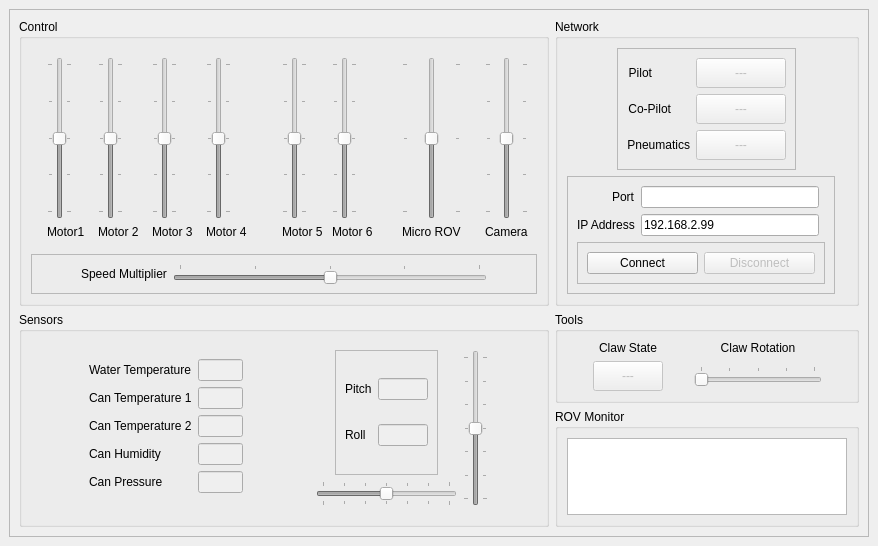
Above: copilot_terminal/gui/qt/terminal_window.ui from ShaneTWilliams/husky-rov before the change. Below: the same form after it.
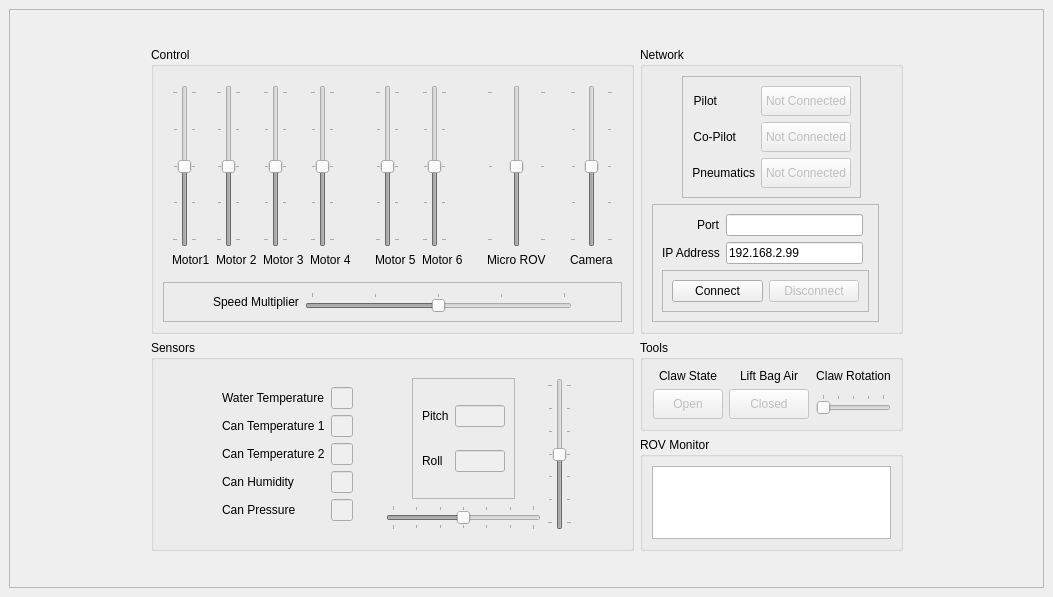
That is the form after the change. Icons and pictures are not drawn.

Diff of the .ui file:
```diff
--- a/copilot_terminal/gui/qt/terminal_window.ui
+++ b/copilot_terminal/gui/qt/terminal_window.ui
@@ -9,8 +9,8 @@
    <rect>
     <x>0</x>
     <y>0</y>
-    <width>878</width>
-    <height>546</height>
+    <width>1053</width>
+    <height>597</height>
    </rect>
   </property>
   <property name="windowTitle">
@@ -39,221 +39,8 @@
       <property name="frameShadow">
        <enum>QFrame::Raised</enum>
       </property>
-      <layout class="QGridLayout" name="gridLayout_2" rowstretch="3,0,2" columnstretch="2,0">
-       <item row="0" column="1">
-        <widget class="QGroupBox" name="groupBox_4">
-         <property name="title">
-          <string>Network</string>
-         </property>
-         <layout class="QGridLayout" name="gridLayout_7" columnstretch="1,0,0">
-          <item row="1" column="0" colspan="3" alignment="Qt::AlignHCenter">
-           <widget class="QFrame" name="frame_3">
-            <property name="frameShape">
-             <enum>QFrame::StyledPanel</enum>
-            </property>
-            <property name="frameShadow">
-             <enum>QFrame::Raised</enum>
-            </property>
-            <layout class="QGridLayout" name="gridLayout_9">
-             <item row="1" column="0" alignment="Qt::AlignLeft">
-              <widget class="QLabel" name="label_11">
-               <property name="layoutDirection">
-                <enum>Qt::LeftToRight</enum>
-               </property>
-               <property name="text">
-                <string>Co-Pilot</string>
-               </property>
-               <property name="alignment">
-                <set>Qt::AlignRight|Qt::AlignTrailing|Qt::AlignVCenter</set>
-               </property>
-              </widget>
-             </item>
-             <item row="1" column="1">
-              <widget class="QPushButton" name="copilotStatus">
-               <property name="enabled">
-                <bool>false</bool>
-               </property>
-               <property name="minimumSize">
-                <size>
-                 <width>90</width>
-                 <height>30</height>
-                </size>
-               </property>
-               <property name="focusPolicy">
-                <enum>Qt::NoFocus</enum>
-               </property>
-               <property name="styleSheet">
-                <string notr="true"/>
-               </property>
-               <property name="text">
-                <string>---</string>
-               </property>
-              </widget>
-             </item>
-             <item row="2" column="0">
-              <widget class="QLabel" name="label_12">
-               <property name="layoutDirection">
-                <enum>Qt::LeftToRight</enum>
-               </property>
-               <property name="text">
-                <string>Pneumatics</string>
-               </property>
-               <property name="alignment">
-                <set>Qt::AlignRight|Qt::AlignTrailing|Qt::AlignVCenter</set>
-               </property>
-              </widget>
-             </item>
-             <item row="0" column="0" alignment="Qt::AlignLeft">
-              <widget class="QLabel" name="label_10">
-               <property name="layoutDirection">
-                <enum>Qt::LeftToRight</enum>
-               </property>
-               <property name="text">
-                <string>Pilot</string>
-               </property>
-               <property name="alignment">
-                <set>Qt::AlignRight|Qt::AlignTrailing|Qt::AlignVCenter</set>
-               </property>
-              </widget>
-             </item>
-             <item row="0" column="1">
-              <widget class="QPushButton" name="pilotStatus">
-               <property name="enabled">
-                <bool>false</bool>
-               </property>
-               <property name="minimumSize">
-                <size>
-                 <width>90</width>
-                 <height>30</height>
-                </size>
-               </property>
-               <property name="focusPolicy">
-                <enum>Qt::NoFocus</enum>
-               </property>
-               <property name="styleSheet">
-                <string notr="true"/>
-               </property>
-               <property name="text">
-                <string>---</string>
-               </property>
-              </widget>
-             </item>
-             <item row="2" column="1">
-              <widget class="QPushButton" name="pneumaticsStatus">
-               <property name="enabled">
-                <bool>false</bool>
-               </property>
-               <property name="minimumSize">
-                <size>
-                 <width>90</width>
-                 <height>30</height>
-                </size>
-               </property>
-               <property name="focusPolicy">
-                <enum>Qt::NoFocus</enum>
-               </property>
-               <property name="styleSheet">
-                <string notr="true"/>
-               </property>
-               <property name="text">
-                <string>---</string>
-               </property>
-              </widget>
-             </item>
-            </layout>
-           </widget>
-          </item>
-          <item row="2" column="0">
-           <widget class="QFrame" name="frame_2">
-            <property name="frameShape">
-             <enum>QFrame::StyledPanel</enum>
-            </property>
-            <property name="frameShadow">
-             <enum>QFrame::Raised</enum>
-            </property>
-            <layout class="QGridLayout" name="gridLayout_8">
-             <item row="4" column="0" colspan="3">
-              <widget class="QFrame" name="frame_5">
-               <property name="layoutDirection">
-                <enum>Qt::LeftToRight</enum>
-               </property>
-               <property name="frameShape">
-                <enum>QFrame::StyledPanel</enum>
-               </property>
-               <property name="frameShadow">
-                <enum>QFrame::Raised</enum>
-               </property>
-               <layout class="QGridLayout" name="gridLayout_17">
-                <item row="0" column="0">
-                 <widget class="QPushButton" name="connectButton">
-                  <property name="focusPolicy">
-                   <enum>Qt::NoFocus</enum>
-                  </property>
-                  <property name="text">
-                   <string>Connect</string>
-                  </property>
-                 </widget>
-                </item>
-                <item row="0" column="1">
-                 <widget class="QPushButton" name="disconnectButton">
-                  <property name="enabled">
-                   <bool>false</bool>
-                  </property>
-                  <property name="focusPolicy">
-                   <enum>Qt::NoFocus</enum>
-                  </property>
-                  <property name="text">
-                   <string>Disconnect</string>
-                  </property>
-                 </widget>
-                </item>
-               </layout>
-              </widget>
-             </item>
-             <item row="0" column="0" alignment="Qt::AlignRight">
-              <widget class="QLabel" name="label_8">
-               <property name="text">
-                <string>Port</string>
-               </property>
-              </widget>
-             </item>
-             <item row="1" column="1">
-              <widget class="QLineEdit" name="ipLineEdit">
-               <property name="enabled">
-                <bool>true</bool>
-               </property>
-               <property name="focusPolicy">
-                <enum>Qt::ClickFocus</enum>
-               </property>
-               <property name="text">
-                <string>192.168.2.99</string>
-               </property>
-               <property name="placeholderText">
-                <string comment="12345" extracomment="gdgdrg"/>
-               </property>
-              </widget>
-             </item>
-             <item row="1" column="0">
-              <widget class="QLabel" name="label_9">
-               <property name="text">
-                <string>IP Address</string>
-               </property>
-              </widget>
-             </item>
-             <item row="0" column="1">
-              <widget class="QLineEdit" name="portLineEdit">
-               <property name="focusPolicy">
-                <enum>Qt::ClickFocus</enum>
-               </property>
-              </widget>
-             </item>
-            </layout>
-           </widget>
-          </item>
-         </layout>
-        </widget>
-       </item>
-       <item row="0" column="0">
+      <layout class="QGridLayout" name="gridLayout_2" rowstretch="2,3,1,4,2" columnstretch="1,3,2,1">
+       <item row="1" column="1">
         <widget class="QGroupBox" name="motorFrame">
          <property name="title">
           <string>Control</string>
@@ -729,30 +516,14 @@
          </layout>
         </widget>
        </item>
-       <item row="2" column="1">
-        <widget class="QGroupBox" name="groupBox">
-         <property name="title">
-          <string>ROV Monitor</string>
-         </property>
-         <layout class="QGridLayout" name="gridLayout_16">
-          <item row="0" column="0">
-           <widget class="QTextBrowser" name="textBrowser">
-            <property name="focusPolicy">
-             <enum>Qt::NoFocus</enum>
-            </property>
-           </widget>
-          </item>
-         </layout>
-        </widget>
-       </item>
-       <item row="1" column="0" rowspan="2">
+       <item row="2" column="1" rowspan="2">
         <widget class="QGroupBox" name="groupBox_3">
          <property name="title">
           <string>Sensors</string>
          </property>
-         <layout class="QGridLayout" name="gridLayout_10" columnstretch="0,3,0,3,0">
-          <item row="0" column="2">
-           <spacer name="horizontalSpacer_2">
+         <layout class="QGridLayout" name="gridLayout_10" columnstretch="1,2,5,1">
+          <item row="0" column="0">
+           <spacer name="horizontalSpacer_3">
             <property name="orientation">
              <enum>Qt::Horizontal</enum>
             </property>
@@ -764,7 +535,7 @@
             </property>
            </spacer>
           </item>
-          <item row="0" column="4">
+          <item row="0" column="3">
            <spacer name="horizontalSpacer">
             <property name="orientation">
              <enum>Qt::Horizontal</enum>
@@ -777,6 +548,141 @@
             </property>
            </spacer>
           </item>
+          <item row="0" column="2">
+           <widget class="QFrame" name="frame_4">
+            <property name="layoutDirection">
+             <enum>Qt::LeftToRight</enum>
+            </property>
+            <layout class="QGridLayout" name="gridLayout_11">
+             <item row="1" column="0">
+              <widget class="QSlider" name="rollSlider">
+               <property name="enabled">
+                <bool>false</bool>
+               </property>
+               <property name="focusPolicy">
+                <enum>Qt::NoFocus</enum>
+               </property>
+               <property name="styleSheet">
+                <string notr="true"/>
+               </property>
+               <property name="minimum">
+                <number>-45</number>
+               </property>
+               <property name="maximum">
+                <number>45</number>
+               </property>
+               <property name="singleStep">
+                <number>1</number>
+               </property>
+               <property name="value">
+                <number>0</number>
+               </property>
+               <property name="orientation">
+                <enum>Qt::Horizontal</enum>
+               </property>
+               <property name="tickPosition">
+                <enum>QSlider::TicksBothSides</enum>
+               </property>
+               <property name="tickInterval">
+                <number>15</number>
+               </property>
+              </widget>
+             </item>
+             <item row="0" column="1" rowspan="2">
+              <widget class="QSlider" name="pitchSlider">
+               <property name="enabled">
+                <bool>false</bool>
+               </property>
+               <property name="focusPolicy">
+                <enum>Qt::NoFocus</enum>
+               </property>
+               <property name="layoutDirection">
+                <enum>Qt::LeftToRight</enum>
+               </property>
+               <property name="styleSheet">
+                <string notr="true"/>
+               </property>
+               <property name="minimum">
+                <number>-45</number>
+               </property>
+               <property name="maximum">
+                <number>45</number>
+               </property>
+               <property name="value">
+                <number>0</number>
+               </property>
+               <property name="orientation">
+                <enum>Qt::Vertical</enum>
+               </property>
+               <property name="tickPosition">
+                <enum>QSlider::TicksBothSides</enum>
+               </property>
+               <property name="tickInterval">
+                <number>15</number>
+               </property>
+              </widget>
+             </item>
+             <item row="0" column="0" alignment="Qt::AlignHCenter">
+              <widget class="QFrame" name="frame_7">
+               <property name="frameShape">
+                <enum>QFrame::StyledPanel</enum>
+               </property>
+               <property name="frameShadow">
+                <enum>QFrame::Raised</enum>
+               </property>
+               <layout class="QGridLayout" name="gridLayout_13">
+                <item row="0" column="0">
+                 <widget class="QLabel" name="label_18">
+                  <property name="text">
+                   <string>Pitch</string>
+                  </property>
+                 </widget>
+                </item>
+                <item row="0" column="1">
+                 <widget class="QLineEdit" name="pitchValue">
+                  <property name="enabled">
+                   <bool>false</bool>
+                  </property>
+                  <property name="maximumSize">
+                   <size>
+                    <width>50</width>
+                    <height>16777215</height>
+                   </size>
+                  </property>
+                  <property name="focusPolicy">
+                   <enum>Qt::NoFocus</enum>
+                  </property>
+                 </widget>
+                </item>
+                <item row="1" column="0">
+                 <widget class="QLabel" name="label_19">
+                  <property name="text">
+                   <string>Roll</string>
+                  </property>
+                 </widget>
+                </item>
+                <item row="1" column="1">
+                 <widget class="QLineEdit" name="rollValue">
+                  <property name="enabled">
+                   <bool>false</bool>
+                  </property>
+                  <property name="maximumSize">
+                   <size>
+                    <width>50</width>
+                    <height>16777215</height>
+                   </size>
+                  </property>
+                  <property name="focusPolicy">
+                   <enum>Qt::NoFocus</enum>
+                  </property>
+                 </widget>
+                </item>
+               </layout>
+              </widget>
+             </item>
+            </layout>
+           </widget>
+          </item>
           <item row="0" column="1">
            <widget class="QFrame" name="frame_4">
             <layout class="QGridLayout" name="gridLayout_15">
@@ -934,167 +840,38 @@
             </layout>
            </widget>
           </item>
-          <item row="0" column="3">
-           <widget class="QFrame" name="frame_4">
-            <property name="layoutDirection">
-             <enum>Qt::LeftToRight</enum>
-            </property>
-            <layout class="QGridLayout" name="gridLayout_11">
-             <item row="1" column="0">
-              <widget class="QSlider" name="rollSlider">
-               <property name="enabled">
-                <bool>false</bool>
-               </property>
-               <property name="focusPolicy">
-                <enum>Qt::NoFocus</enum>
-               </property>
-               <property name="styleSheet">
-                <string notr="true"/>
-               </property>
-               <property name="minimum">
-                <number>-45</number>
-               </property>
-               <property name="maximum">
-                <number>45</number>
-               </property>
-               <property name="singleStep">
-                <number>1</number>
-               </property>
-               <property name="value">
-                <number>0</number>
-               </property>
-               <property name="orientation">
-                <enum>Qt::Horizontal</enum>
-               </property>
-               <property name="tickPosition">
-                <enum>QSlider::TicksBothSides</enum>
-               </property>
-               <property name="tickInterval">
-                <number>15</number>
-               </property>
-              </widget>
-             </item>
-             <item row="0" column="1" rowspan="2">
-              <widget class="QSlider" name="pitchSlider">
-               <property name="enabled">
-                <bool>false</bool>
-               </property>
-               <property name="focusPolicy">
-                <enum>Qt::NoFocus</enum>
-               </property>
-               <property name="layoutDirection">
-                <enum>Qt::LeftToRight</enum>
-               </property>
-               <property name="styleSheet">
-                <string notr="true"/>
-               </property>
-               <property name="minimum">
-                <number>-45</number>
-               </property>
-               <property name="maximum">
-                <number>45</number>
-               </property>
-               <property name="value">
-                <number>0</number>
-               </property>
-               <property name="orientation">
-                <enum>Qt::Vertical</enum>
-               </property>
-               <property name="tickPosition">
-                <enum>QSlider::TicksBothSides</enum>
-               </property>
-               <property name="tickInterval">
-                <number>15</number>
-               </property>
-              </widget>
-             </item>
-             <item row="0" column="0" alignment="Qt::AlignHCenter">
-              <widget class="QFrame" name="frame_7">
-               <property name="frameShape">
-                <enum>QFrame::StyledPanel</enum>
-               </property>
-               <property name="frameShadow">
-                <enum>QFrame::Raised</enum>
-               </property>
-               <layout class="QGridLayout" name="gridLayout_13">
-                <item row="0" column="0">
-                 <widget class="QLabel" name="label_18">
-                  <property name="text">
-                   <string>Pitch</string>
-                  </property>
-                 </widget>
-                </item>
-                <item row="0" column="1">
-                 <widget class="QLineEdit" name="pitchValue">
-                  <property name="enabled">
-                   <bool>false</bool>
-                  </property>
-                  <property name="maximumSize">
-                   <size>
-                    <width>50</width>
-                    <height>16777215</height>
-                   </size>
-                  </property>
-                  <property name="focusPolicy">
-                   <enum>Qt::NoFocus</enum>
-                  </property>
-                 </widget>
-                </item>
-                <item row="1" column="0">
-                 <widget class="QLabel" name="label_19">
-                  <property name="text">
-                   <string>Roll</string>
-                  </property>
-                 </widget>
-                </item>
-                <item row="1" column="1">
-                 <widget class="QLineEdit" name="rollValue">
-                  <property name="enabled">
-                   <bool>false</bool>
-                  </property>
-                  <property name="maximumSize">
-                   <size>
-                    <width>50</width>
-                    <height>16777215</height>
-                   </size>
-                  </property>
-                  <property name="focusPolicy">
-                   <enum>Qt::NoFocus</enum>
-                  </property>
-                 </widget>
-                </item>
-               </layout>
-              </widget>
-             </item>
-            </layout>
-           </widget>
-          </item>
-          <item row="0" column="0">
-           <spacer name="horizontalSpacer_3">
-            <property name="orientation">
-             <enum>Qt::Horizontal</enum>
-            </property>
-            <property name="sizeHint" stdset="0">
-             <size>
-              <width>40</width>
-              <height>20</height>
-             </size>
-            </property>
-           </spacer>
-          </item>
          </layout>
         </widget>
        </item>
-       <item row="1" column="1">
+       <item row="2" column="2">
         <widget class="QGroupBox" name="groupBox_2">
          <property name="title">
           <string>Tools</string>
          </property>
-         <layout class="QGridLayout" name="gridLayout_12" columnstretch="1,2,1,5,1" rowminimumheight="0,0">
-          <item row="0" column="1">
-           <widget class="QLabel" name="label_17">
+         <layout class="QGridLayout" name="gridLayout_12" columnstretch="1,2,1,2,1,5,1">
+          <item row="1" column="3">
+           <widget class="QPushButton" name="airStatus">
+            <property name="enabled">
+             <bool>false</bool>
+            </property>
+            <property name="minimumSize">
+             <size>
+              <width>0</width>
+              <height>30</height>
+             </size>
+            </property>
+            <property name="focusPolicy">
+             <enum>Qt::NoFocus</enum>
+            </property>
             <property name="text">
-             <string>Claw State</string>
+             <string>Closed</string>
+            </property>
+           </widget>
+          </item>
+          <item row="0" column="3">
+           <widget class="QLabel" name="label_16">
+            <property name="text">
+             <string>Lift Bag Air</string>
             </property>
             <property name="alignment">
              <set>Qt::AlignCenter</set>
@@ -1108,7 +885,7 @@
             </property>
             <property name="minimumSize">
              <size>
-              <width>70</width>
+              <width>0</width>
               <height>30</height>
              </size>
             </property>
@@ -1125,10 +902,33 @@
              <string notr="true"/>
             </property>
             <property name="text">
-             <string>---</string>
+             <string>Open</string>
             </property>
            </widget>
           </item>
+          <item row="0" column="1">
+           <widget class="QLabel" name="label_17">
+            <property name="text">
+             <string>Claw State</string>
+            </property>
+            <property name="alignment">
+             <set>Qt::AlignCenter</set>
+            </property>
+           </widget>
+          </item>
+          <item row="1" column="2">
+           <spacer name="horizontalSpacer_6">
+            <property name="orientation">
+             <enum>Qt::Horizontal</enum>
+            </property>
+            <property name="sizeHint" stdset="0">
+             <size>
+              <width>40</width>
+              <height>20</height>
+             </size>
+            </property>
+           </spacer>
+          </item>
           <item row="1" column="0">
            <spacer name="horizontalSpacer_7">
             <property name="orientation">
@@ -1142,7 +942,7 @@
             </property>
            </spacer>
           </item>
-          <item row="0" column="3">
+          <item row="0" column="5">
            <widget class="QLabel" name="label_15">
             <property name="text">
              <string>Claw Rotation</string>
@@ -1152,7 +952,7 @@
             </property>
            </widget>
           </item>
-          <item row="1" column="3">
+          <item row="1" column="5">
            <widget class="QSlider" name="clawServoSlider">
             <property name="enabled">
              <bool>false</bool>
@@ -1180,20 +980,7 @@
             </property>
            </widget>
           </item>
-          <item row="1" column="2">
-           <spacer name="horizontalSpacer_6">
-            <property name="orientation">
-             <enum>Qt::Horizontal</enum>
-            </property>
-            <property name="sizeHint" stdset="0">
-             <size>
-              <width>40</width>
-              <height>20</height>
-             </size>
-            </property>
-           </spacer>
-          </item>
-          <item row="1" column="4">
+          <item row="1" column="6">
            <spacer name="horizontalSpacer_8">
             <property name="orientation">
              <enum>Qt::Horizontal</enum>
@@ -1206,9 +993,309 @@
             </property>
            </spacer>
           </item>
+          <item row="1" column="4">
+           <spacer name="horizontalSpacer_2">
+            <property name="orientation">
+             <enum>Qt::Horizontal</enum>
+            </property>
+            <property name="sizeHint" stdset="0">
+             <size>
+              <width>40</width>
+              <height>20</height>
+             </size>
+            </property>
+           </spacer>
+          </item>
          </layout>
         </widget>
        </item>
+       <item row="1" column="3" rowspan="3">
+        <spacer name="horizontalSpacer_10">
+         <property name="orientation">
+          <enum>Qt::Horizontal</enum>
+         </property>
+         <property name="sizeHint" stdset="0">
+          <size>
+           <width>40</width>
+           <height>20</height>
+          </size>
+         </property>
+        </spacer>
+       </item>
+       <item row="3" column="2">
+        <widget class="QGroupBox" name="groupBox">
+         <property name="title">
+          <string>ROV Monitor</string>
+         </property>
+         <layout class="QGridLayout" name="gridLayout_16">
+          <item row="0" column="0">
+           <widget class="QTextBrowser" name="textBrowser">
+            <property name="enabled">
+             <bool>true</bool>
+            </property>
+            <property name="focusPolicy">
+             <enum>Qt::NoFocus</enum>
+            </property>
+           </widget>
+          </item>
+         </layout>
+        </widget>
+       </item>
+       <item row="1" column="2">
+        <widget class="QGroupBox" name="groupBox_4">
+         <property name="title">
+          <string>Network</string>
+         </property>
+         <layout class="QGridLayout" name="gridLayout_7" columnstretch="1,0,0">
+          <item row="1" column="0" colspan="3" alignment="Qt::AlignHCenter">
+           <widget class="QFrame" name="frame_3">
+            <property name="frameShape">
+             <enum>QFrame::StyledPanel</enum>
+            </property>
+            <property name="frameShadow">
+             <enum>QFrame::Raised</enum>
+            </property>
+            <layout class="QGridLayout" name="gridLayout_9">
+             <item row="1" column="0" alignment="Qt::AlignLeft">
+              <widget class="QLabel" name="label_11">
+               <property name="layoutDirection">
+                <enum>Qt::LeftToRight</enum>
+               </property>
+               <property name="text">
+                <string>Co-Pilot</string>
+               </property>
+               <property name="alignment">
+                <set>Qt::AlignRight|Qt::AlignTrailing|Qt::AlignVCenter</set>
+               </property>
+              </widget>
+             </item>
+             <item row="1" column="1">
+              <widget class="QPushButton" name="copilotStatus">
+               <property name="enabled">
+                <bool>false</bool>
+               </property>
+               <property name="minimumSize">
+                <size>
+                 <width>90</width>
+                 <height>30</height>
+                </size>
+               </property>
+               <property name="focusPolicy">
+                <enum>Qt::NoFocus</enum>
+               </property>
+               <property name="styleSheet">
+                <string notr="true"/>
+               </property>
+               <property name="text">
+                <string>Not Connected</string>
+               </property>
+              </widget>
+             </item>
+             <item row="2" column="0">
+              <widget class="QLabel" name="label_12">
+               <property name="layoutDirection">
+                <enum>Qt::LeftToRight</enum>
+               </property>
+               <property name="text">
+                <string>Pneumatics</string>
+               </property>
+               <property name="alignment">
+                <set>Qt::AlignRight|Qt::AlignTrailing|Qt::AlignVCenter</set>
+               </property>
+              </widget>
+             </item>
+             <item row="0" column="0" alignment="Qt::AlignLeft">
+              <widget class="QLabel" name="label_10">
+               <property name="enabled">
+                <bool>true</bool>
+               </property>
+               <property name="layoutDirection">
+                <enum>Qt::LeftToRight</enum>
+               </property>
+               <property name="text">
+                <string>Pilot</string>
+               </property>
+               <property name="alignment">
+                <set>Qt::AlignRight|Qt::AlignTrailing|Qt::AlignVCenter</set>
+               </property>
+              </widget>
+             </item>
+             <item row="0" column="1">
+              <widget class="QPushButton" name="pilotStatus">
+               <property name="enabled">
+                <bool>false</bool>
+               </property>
+               <property name="minimumSize">
+                <size>
+                 <width>90</width>
+                 <height>30</height>
+                </size>
+               </property>
+               <property name="focusPolicy">
+                <enum>Qt::NoFocus</enum>
+               </property>
+               <property name="styleSheet">
+                <string notr="true"/>
+               </property>
+               <property name="text">
+                <string>Not Connected</string>
+               </property>
+              </widget>
+             </item>
+             <item row="2" column="1">
+              <widget class="QPushButton" name="pneumaticsStatus">
+               <property name="enabled">
+                <bool>false</bool>
+               </property>
+               <property name="minimumSize">
+                <size>
+                 <width>90</width>
+                 <height>30</height>
+                </size>
+               </property>
+               <property name="focusPolicy">
+                <enum>Qt::NoFocus</enum>
+               </property>
+               <property name="styleSheet">
+                <string notr="true"/>
+               </property>
+               <property name="text">
+                <string>Not Connected</string>
+               </property>
+              </widget>
+             </item>
+            </layout>
+           </widget>
+          </item>
+          <item row="2" column="0">
+           <widget class="QFrame" name="frame_2">
+            <property name="frameShape">
+             <enum>QFrame::StyledPanel</enum>
+            </property>
+            <property name="frameShadow">
+             <enum>QFrame::Raised</enum>
+            </property>
+            <layout class="QGridLayout" name="gridLayout_8">
+             <item row="0" column="0" alignment="Qt::AlignRight">
+              <widget class="QLabel" name="label_8">
+               <property name="text">
+                <string>Port</string>
+               </property>
+              </widget>
+             </item>
+             <item row="1" column="1">
+              <widget class="QLineEdit" name="ipLineEdit">
+               <property name="enabled">
+                <bool>true</bool>
+               </property>
+               <property name="focusPolicy">
+                <enum>Qt::ClickFocus</enum>
+               </property>
+               <property name="text">
+                <string>192.168.2.99</string>
+               </property>
+               <property name="placeholderText">
+                <string comment="12345" extracomment="gdgdrg"/>
+               </property>
+              </widget>
+             </item>
+             <item row="0" column="1">
+              <widget class="QLineEdit" name="portLineEdit">
+               <property name="focusPolicy">
+                <enum>Qt::StrongFocus</enum>
+               </property>
+              </widget>
+             </item>
+             <item row="1" column="0">
+              <widget class="QLabel" name="label_9">
+               <property name="text">
+                <string>IP Address</string>
+               </property>
+              </widget>
+             </item>
+             <item row="4" column="0" colspan="3">
+              <widget class="QFrame" name="frame_5">
+               <property name="layoutDirection">
+                <enum>Qt::LeftToRight</enum>
+               </property>
+               <property name="frameShape">
+                <enum>QFrame::StyledPanel</enum>
+               </property>
+               <property name="frameShadow">
+                <enum>QFrame::Raised</enum>
+               </property>
+               <layout class="QGridLayout" name="gridLayout_17">
+                <item row="0" column="1">
+                 <widget class="QPushButton" name="disconnectButton">
+                  <property name="enabled">
+                   <bool>false</bool>
+                  </property>
+                  <property name="focusPolicy">
+                   <enum>Qt::NoFocus</enum>
+                  </property>
+                  <property name="text">
+                   <string>Disconnect</string>
+                  </property>
+                 </widget>
+                </item>
+                <item row="0" column="0">
+                 <widget class="QPushButton" name="connectButton">
+                  <property name="focusPolicy">
+                   <enum>Qt::NoFocus</enum>
+                  </property>
+                  <property name="text">
+                   <string>Connect</string>
+                  </property>
+                 </widget>
+                </item>
+               </layout>
+              </widget>
+             </item>
+            </layout>
+           </widget>
+          </item>
+         </layout>
+        </widget>
+       </item>
+       <item row="1" column="0" rowspan="3">
+        <spacer name="horizontalSpacer_9">
+         <property name="orientation">
+          <enum>Qt::Horizontal</enum>
+         </property>
+         <property name="sizeHint" stdset="0">
+          <size>
+           <width>40</width>
+           <height>20</height>
+          </size>
+         </property>
+        </spacer>
+       </item>
+       <item row="0" column="1" colspan="2">
+        <spacer name="verticalSpacer">
+         <property name="orientation">
+          <enum>Qt::Vertical</enum>
+         </property>
+         <property name="sizeHint" stdset="0">
+          <size>
+           <width>20</width>
+           <height>40</height>
+          </size>
+         </property>
+        </spacer>
+       </item>
+       <item row="4" column="1" colspan="2">
+        <spacer name="verticalSpacer_2">
+         <property name="orientation">
+          <enum>Qt::Vertical</enum>
+         </property>
+         <property name="sizeHint" stdset="0">
+          <size>
+           <width>20</width>
+           <height>40</height>
+          </size>
+         </property>
+        </spacer>
+       </item>
       </layout>
      </widget>
     </item>
```
